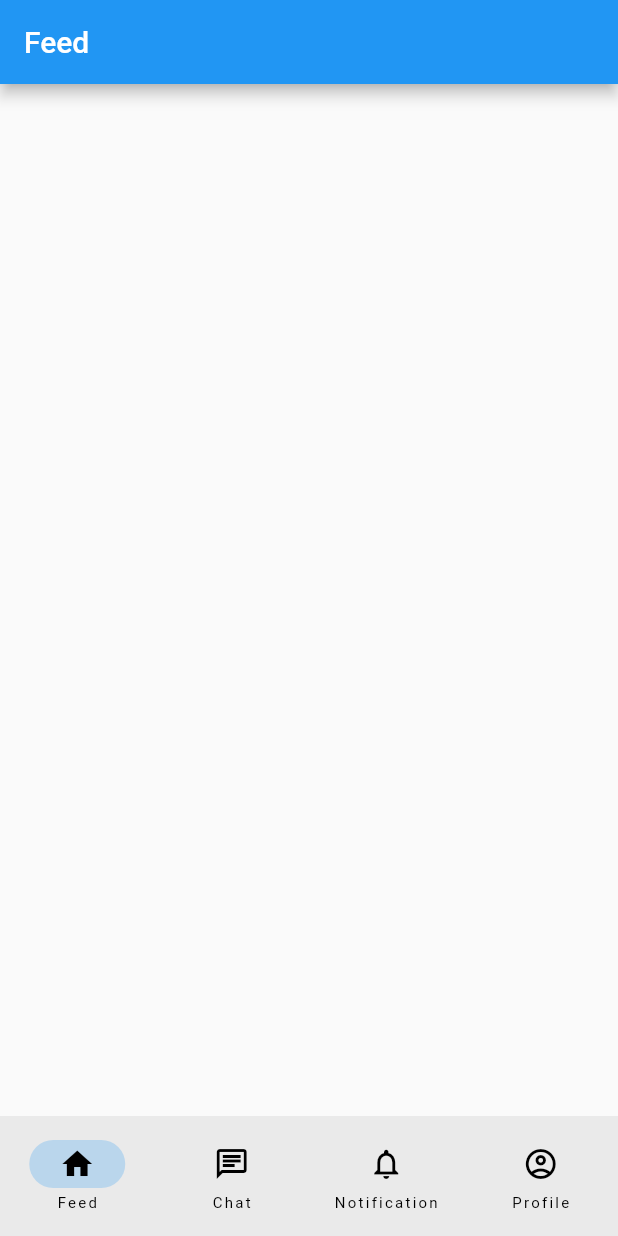
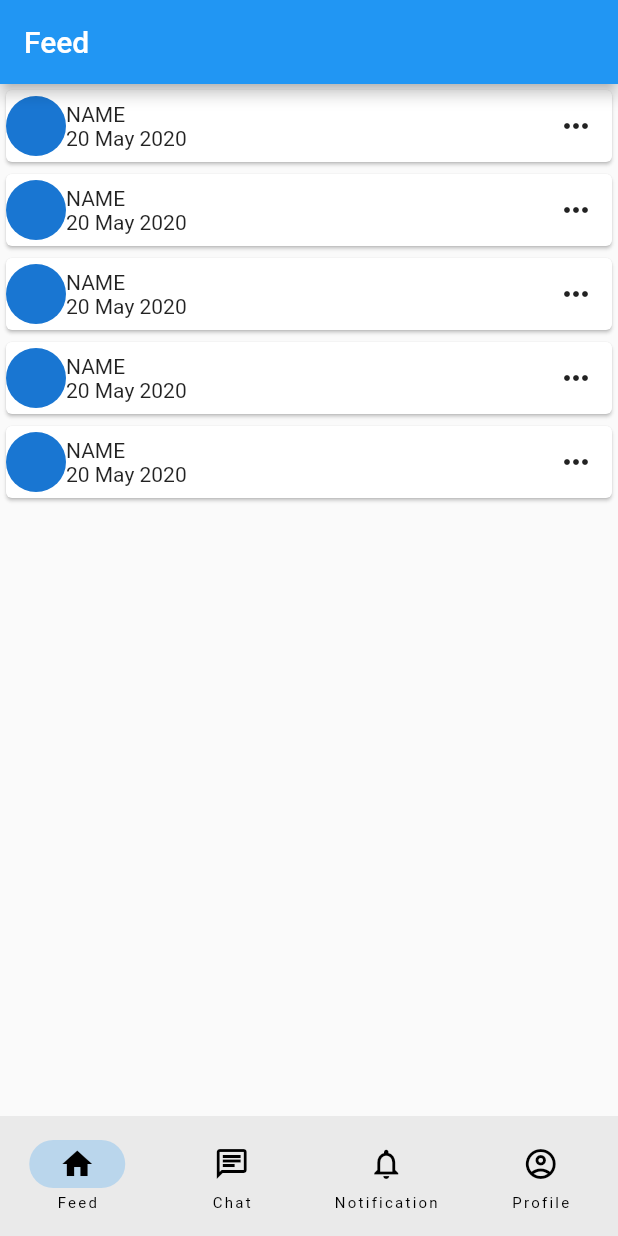
Before and after one commit to anoochit/socialnetwork_web3_wallet, a Flutter app: the screen it shows once a user with an empty profile is signed in, on a phone screen of 412 x 824 dp. Run offline on Flutter 3.47's test engine with Material 2 defaults, Android fonts, the phone set to English and light mode, and no system bars; our stand-ins replace cloud_firestore, firebase_auth, firebase_core, get, qr_flutter; missing offline and left inert: bip39, clipboard, dart_bip32_bip44, encrypted_shared_preferences, ethers, flutterfire_ui and 1 more; accounts and stored records are empty.

```diff
--- a/lib/const.dart
+++ b/lib/const.dart
@@ -1,8 +1,4 @@
-// // this will store in user profile settings
-// import 'package:web3dart/credentials.dart';
-
-// // store in share preference or env
-// const String ethPrivateKey = "60bb51bf7a9405921c760703e300a6a331a07b037f6680d1a8ecd192a8359c09";
-
-// // wallet1
-// const String wallet1 = "0x57ceAFF4353D196ebD5f72f88dc62C1E9A37aF8f";
+// rpc server
+const String rpcUrl = "http://10.0.2.2:7545";
+const String wsUrl = 'ws://10.0.2.2:8545';
+const String blockExplorer = 'http://10.0.2.2:4000';
--- /dev/null
+++ b/lib/controllers/faucet_controller.dart
@@ -0,0 +1,51 @@
+import 'dart:developer';
+
+import 'package:flutter/services.dart';
+import 'package:get/get.dart';
+import 'package:http/http.dart';
+import 'package:snwallet/const.dart';
+import 'package:snwallet/faucet.g.dart';
+import 'package:web3dart/web3dart.dart';
+
+class FaucetContractController extends GetxController {
+  // faucet contract
+  late String abiCode;
+  late DeployedContract contract;
+  late ContractFunction withdrawFunction;
+
+  final String faucetContractAddress = "0x0e664eaB0463697c4712D062E852E3c6c9c798dd";
+  late EthereumAddress contractAddr;
+  late Faucet faucet;
+
+  readFaucetContract() async {
+    // get abi
+    abiCode = await rootBundle.loadString('lib/faucet.abi.json');
+
+    // get contract
+    contractAddr = EthereumAddress.fromHex(faucetContractAddress);
+    contract = DeployedContract(ContractAbi.fromJson(abiCode, 'Faucet'), contractAddr);
+
+    // set contract function
+    withdrawFunction = contract.function('withdraw');
+
+    // connect to contract
+    final Web3Client ethClient = Web3Client(rpcUrl, Client());
+    faucet = Faucet(address: contractAddr, client: ethClient);
+
+    // listen for event
+    // faucet.withdrawalEvents().take(1).listen((event) {
+    //   log('Sent 1 ETH to ${event.to}');
+    // });
+  }
+
+  Future<String> callFaucetWithdraw({required Credentials credentials}) async {
+    try {
+      String result = await faucet.withdraw(credentials: credentials);
+      log('transaction result = $result');
+      return result;
+    } catch (e) {
+      log('transaction result = $e');
+      return '$e';
+    }
+  }
+}
--- a/lib/main.dart
+++ b/lib/main.dart
@@ -2,6 +2,8 @@ import 'package:firebase_core/firebase_core.dart';
 import 'package:flutter/material.dart';
 import 'package:get/get.dart';
 import 'package:snwallet/controllers/app_controller.dart';
+import 'package:snwallet/controllers/faucet_controller.dart';
+import 'package:snwallet/controllers/wallet_controller.dart';
 import 'package:snwallet/pages/create_wallet.dart';
 import 'package:snwallet/pages/home.dart';
 import 'package:snwallet/pages/signin.dart';
@@ -23,7 +25,9 @@ Future<void> main() async {
 class MyApp extends StatelessWidget {
   MyApp({Key? key}) : super(key: key);
 
-  AppController appController = Get.put(AppController());
+  final AppController appController = Get.put(AppController());
+  final WalletController walletController = Get.put(WalletController());
+  final FaucetContractController faucetContractController = Get.put(FaucetContractController());
 
   @override
   Widget build(BuildContext context) {
@@ -32,10 +36,10 @@ class MyApp extends StatelessWidget {
       themeMode: ThemeMode.dark,
       home: SignInPage(),
       routes: {
-        '/home': (context) => HomePage(),
+        '/home': (context) => const HomePage(),
         '/signin': (context) => SignInPage(),
-        '/create_wallet': (context) => CreateWalletPage(),
-        '/wallet': (context) => WalletPage(),
+        '/create_wallet': (context) => const CreateWalletPage(),
+        '/wallet': (context) => const WalletPage(),
       },
     );
   }
--- a/lib/pages/feed.dart
+++ b/lib/pages/feed.dart
@@ -11,31 +11,76 @@ class FeedPage extends StatelessWidget {
 
   @override
   Widget build(BuildContext context) {
-    return FirestoreQueryBuilder<Post>(
-        query: appController.getPostStream(),
-        builder: (context, snapshot, _) {
-          // is loading
-          if (snapshot.isFetching) {
-            return const CircularProgressIndicator();
-          }
-          // has error
-          if (snapshot.hasError) {
-            return Text('error ${snapshot.error}');
-          }
+    return ListView.builder(
+      itemCount: 5,
+      itemBuilder: (context, index) {
+        // post item
+        return Card(
+          child: Column(
+            children: [
+              // top post box
+              Row(
+                children: [
+                  GestureDetector(
+                    child: CircleAvatar(),
+                    onTap: () {
+                      // goto user profile
+                    },
+                  ),
+                  GestureDetector(
+                    onTap: () {
+                      // goto user profile
+                    },
+                    child: Column(
+                      crossAxisAlignment: CrossAxisAlignment.start,
+                      children: const [
+                        Text('NAME'),
+                        Text('20 May 2020'),
+                      ],
+                    ),
+                  ),
+                  const Spacer(),
+                  IconButton(
+                    onPressed: () {
+                      // share to social media
+                    },
+                    icon: const Icon(
+                      Icons.more_horiz,
+                      size: 24,
+                    ),
+                  ),
+                ],
+              )
+            ],
+          ),
+        );
+      },
+    );
+    // return FirestoreQueryBuilder<Post>(
+    //     query: appController.getPostStream(),
+    //     builder: (context, snapshot, _) {
+    //       // is loading
+    //       if (snapshot.isFetching) {
+    //         return const CircularProgressIndicator();
+    //       }
+    //       // has error
+    //       if (snapshot.hasError) {
+    //         return Text('error ${snapshot.error}');
+    //       }
 
-          return ListView.builder(
-            itemCount: snapshot.docs.length,
-            itemBuilder: (context, index) {
-              // if nit finish fetch more
-              if (snapshot.hasMore && index + 1 == snapshot.docs.length) {
-                // fetch more
-                snapshot.fetchMore();
-              }
+    //       return ListView.builder(
+    //         itemCount: snapshot.docs.length,
+    //         itemBuilder: (context, index) {
+    //           // if nit finish fetch more
+    //           if (snapshot.hasMore && index + 1 == snapshot.docs.length) {
+    //             // fetch more
+    //             snapshot.fetchMore();
+    //           }
 
-              final post = snapshot.docs[index].data();
-              return Text('${post.title}');
-            },
-          );
-        });
+    //           final post = snapshot.docs[index].data();
+    //           return Text('${post.title}');
+    //         },
+    //       );
+    //     });
   }
 }
--- a/lib/pages/home.dart
+++ b/lib/pages/home.dart
@@ -5,7 +5,7 @@ import 'package:snwallet/pages/feed.dart';
 import 'package:snwallet/pages/profile.dart';
 
 class HomePage extends StatefulWidget {
-  HomePage({Key? key}) : super(key: key);
+  const HomePage({Key? key}) : super(key: key);
 
   @override
   State<HomePage> createState() => _HomePageState();
--- a/lib/pages/signin.dart
+++ b/lib/pages/signin.dart
@@ -5,12 +5,15 @@ import 'package:flutter/material.dart';
 import 'package:flutterfire_ui/auth.dart';
 import 'package:get/get.dart';
 import 'package:snwallet/controllers/app_controller.dart';
+import 'package:snwallet/controllers/wallet_controller.dart';
 import 'package:snwallet/pages/home.dart';
 
 class SignInPage extends StatelessWidget {
   SignInPage({Key? key}) : super(key: key);
 
-  AppController appController = Get.find<AppController>();
+  final AppController appController = Get.find<AppController>();
+
+  final WalletController walletController = Get.find<WalletController>();
 
   @override
   Widget build(BuildContext context) {
@@ -33,7 +36,7 @@ class SignInPage extends StatelessWidget {
                   // load user info
                   appController.getUser(uid: state.user!.uid);
                   // if wallet exist load wallet
-                  appController.getWalletData();
+                  walletController.getWalletData();
                 }),
               ),
               AuthStateChangeAction<UserCreated>(
@@ -55,9 +58,9 @@ class SignInPage extends StatelessWidget {
         // load user data when already login
         appController.getUser(uid: FirebaseAuth.instance.currentUser!.uid);
         // if wallet exist load wallet
-        appController.getWalletData();
+        walletController.getWalletData();
         // user already signin goto home page
-        return HomePage();
+        return const HomePage();
       },
     );
   }
```
Also changed, not shown: lib/controllers/app_controller.dart (+0 -192 lines), lib/controllers/post_controller.dart (added, +17 -0 lines), lib/controllers/wallet_controller.dart (added, +144 -0 lines), lib/pages/create_wallet.dart (+29 -23 lines), lib/pages/profile.dart (+5 -2 lines), lib/pages/recieve.dart (+7 -9 lines), lib/pages/wallet.dart (+17 -17 lines).
